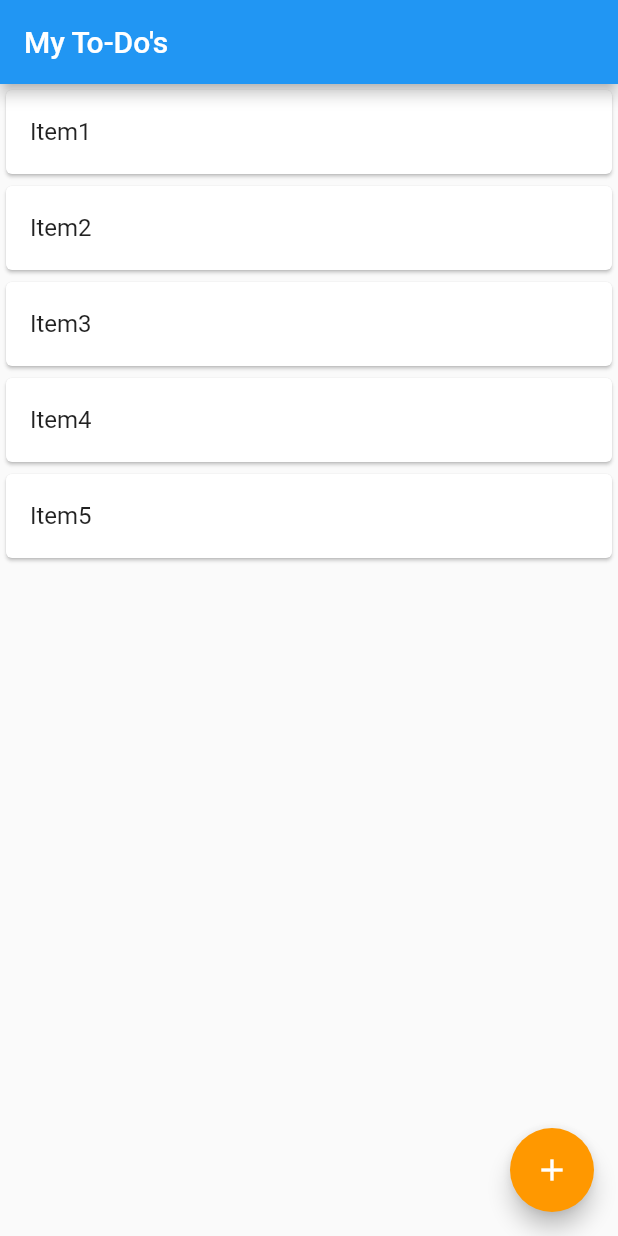
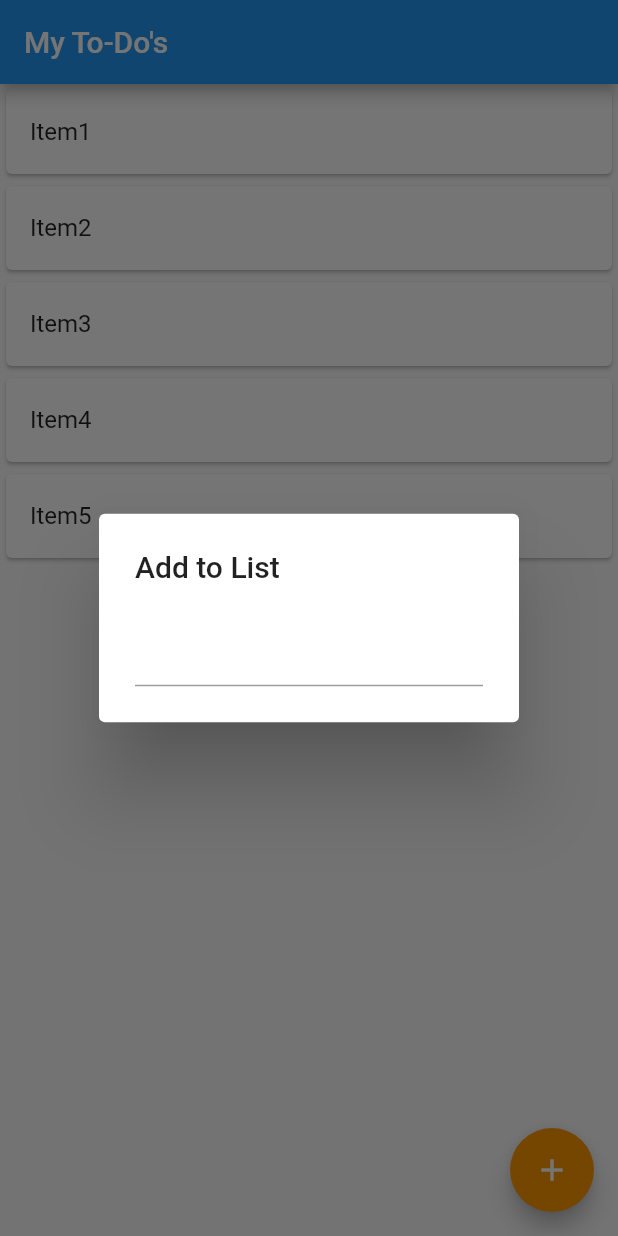
Before and after one commit to ArkaprabhaChakraborty/Todolist-Flutter, a Flutter app: the screen it shows after launch, after a tap on the "add" icon, on a phone screen of 412 x 824 dp. Run offline on Flutter 3.47's test engine with Material 2 defaults, Android fonts, the phone set to English and light mode, and no system bars.

Commit message:
Some lines

```diff
--- a/lib/main.dart
+++ b/lib/main.dart
@@ -18,6 +18,7 @@ class MyApp extends StatefulWidget {
 
 class _MyAppState extends State<MyApp> {
   List todos = List();
+  String input = "";
   @override
   void initState() {
     // TODO: implement initState
@@ -36,12 +37,24 @@ class _MyAppState extends State<MyApp> {
         title: Text("My To-Do's"),
       ),
       floatingActionButton: FloatingActionButton(
-        onPressed: ()
-        {
+        onPressed: () {
+          showDialog(
+              context: context,
+              builder: (BuildContext context) {
+                return AlertDialog(
+                  title: Text("Add to List"),
+                  content: TextField(
+                    onChanged: (String value) {
+                      input = value;
+                    },
+                  ),
+
+                );
+              });
         },
-        child:Icon(
+        child: Icon(
           Icons.add,
-          color:Colors.white,
+          color: Colors.white,
         ),
       ),
       body: ListView.builder(
```
